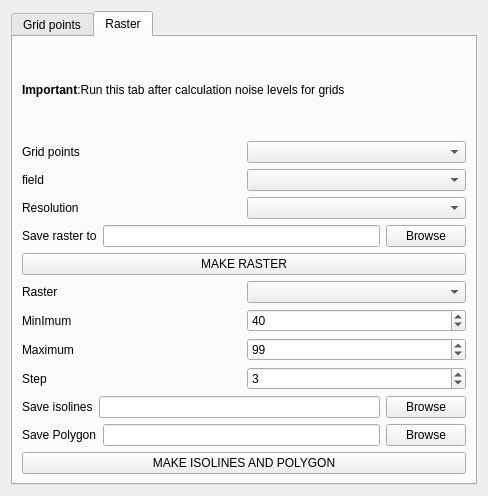
Qt form tools/ui_CreateGrid.ui (pierluigiderosa/openoise) before a commit.
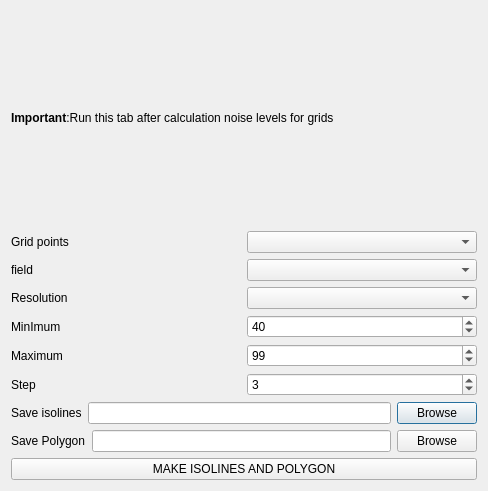
The same form after that commit. The open tabs and pages were chosen to show the change. Custom widgets are drawn as their Qt base class.

Commit message: create grid integratet in create receivers create contour and polygon simplified

```diff
--- a/tools/ui_CreateGrid.ui
+++ b/tools/ui_CreateGrid.ui
@@ -7,7 +7,7 @@
     <x>0</x>
     <y>0</y>
     <width>488</width>
-    <height>496</height>
+    <height>491</height>
    </rect>
   </property>
   <property name="windowTitle">
@@ -15,89 +15,73 @@
   </property>
   <layout class="QVBoxLayout" name="verticalLayout">
    <item>
-    <widget class="QTabWidget" name="tabWidget">
-     <property name="currentIndex">
-      <number>0</number>
+    <widget class="QLabel" name="label_14">
+     <property name="text">
+      <string>&lt;html&gt;&lt;head/&gt;&lt;body&gt;&lt;p&gt;&lt;span style=&quot; font-weight:600;&quot;&gt;Important&lt;/span&gt;:Run this tab after calculation noise levels for grids&lt;/p&gt;&lt;/body&gt;&lt;/html&gt;</string>
      </property>
-     <widget class="QWidget" name="crateGrid">
-      <attribute name="title">
+    </widget>
+   </item>
+   <item>
+    <layout class="QHBoxLayout" name="horizontalLayout_13">
+     <item>
+      <widget class="QLabel" name="label_7">
+       <property name="text">
        <string>Grid points</string>
-      </attribute>
-      <layout class="QVBoxLayout" name="verticalLayout_2">
-       <item>
-        <layout class="QHBoxLayout" name="horizontalLayout_6">
-         <item>
-          <widget class="QLabel" name="label_2">
-           <property name="text">
-            <string>Spacing</string>
            </property>
           </widget>
          </item>
          <item>
-          <widget class="QComboBox" name="resolution_comboBox"/>
+      <widget class="QgsMapLayerComboBox" name="layerTOrasterize_ComboBox"/>
          </item>
         </layout>
        </item>
        <item>
-        <layout class="QHBoxLayout" name="horizontalLayout_5">
+    <layout class="QHBoxLayout" name="horizontalLayout_8">
          <item>
-          <widget class="QLabel" name="label_3">
+      <widget class="QLabel" name="label_5">
            <property name="text">
-            <string>Extent layer</string>
+        <string>field</string>
            </property>
           </widget>
          </item>
          <item>
-          <widget class="QPushButton" name="extent_layer">
-           <property name="text">
-            <string>current extent</string>
-           </property>
-           <property name="checkable">
-            <bool>true</bool>
-           </property>
-          </widget>
-         </item>
-         <item>
-          <widget class="QgsMapLayerComboBox" name="overlayLayer_ComboBox"/>
-         </item>
+      <widget class="QgsFieldComboBox" name="fieldsLayer_ComboBox"/>
+     </item>
         </layout>
        </item>
        <item>
-        <layout class="QHBoxLayout" name="horizontalLayout_3">
+    <layout class="QHBoxLayout" name="horizontalLayout_10">
          <item>
-          <widget class="QLabel" name="label_6">
+      <widget class="QLabel" name="label_10">
            <property name="text">
-            <string>Save file</string>
+        <string>Resolution</string>
            </property>
           </widget>
          </item>
          <item>
-          <widget class="QLineEdit" name="gridpoint_lineEdit"/>
-         </item>
+      <widget class="QComboBox" name="resolution_raster_comboBox"/>
+     </item>
+    </layout>
+   </item>
          <item>
-          <widget class="QPushButton" name="gridSave_pushButton">
+    <layout class="QHBoxLayout" name="horizontalLayout_11">
+     <item>
+      <widget class="QLabel" name="label_11">
            <property name="text">
-            <string>Browse</string>
+        <string>MinImum</string>
            </property>
           </widget>
          </item>
-        </layout>
-       </item>
        <item>
-        <widget class="QPushButton" name="runGrid_pushButton">
-         <property name="text">
-          <string>MAKE POINTS GRID</string>
+      <widget class="QSpinBox" name="min_spinBox">
+       <property name="value">
+        <number>40</number>
          </property>
         </widget>
        </item>
       </layout>
-     </widget>
-     <widget class="QWidget" name="createRaster">
-      <attribute name="title">
-       <string>Raster</string>
-      </attribute>
-      <layout class="QGridLayout" name="gridLayout_2">
-       <item row="8" column="0">
+   </item>
+   <item>
         <layout class="QHBoxLayout" name="horizontalLayout_12">
          <item>
           <widget class="QLabel" name="label_13">
@@ -118,77 +102,7 @@
          </item>
         </layout>
        </item>
-       <item row="3" column="0">
-        <layout class="QHBoxLayout" name="horizontalLayout_10">
          <item>
-          <widget class="QLabel" name="label_10">
-           <property name="text">
-            <string>Resolution</string>
-           </property>
-          </widget>
-         </item>
-         <item>
-          <widget class="QComboBox" name="resolution_raster_comboBox"/>
-         </item>
-        </layout>
-       </item>
-       <item row="5" column="0">
-        <widget class="QPushButton" name="runRaster_pushButton">
-         <property name="text">
-          <string>MAKE RASTER</string>
-         </property>
-        </widget>
-       </item>
-       <item row="2" column="0">
-        <layout class="QHBoxLayout" name="horizontalLayout_8">
-         <item>
-          <widget class="QLabel" name="label_5">
-           <property name="text">
-            <string>field</string>
-           </property>
-          </widget>
-         </item>
-         <item>
-          <widget class="QgsFieldComboBox" name="fieldsLayer_ComboBox"/>
-         </item>
-        </layout>
-       </item>
-       <item row="1" column="0">
-        <layout class="QHBoxLayout" name="horizontalLayout_13">
-         <item>
-          <widget class="QLabel" name="label_7">
-           <property name="text">
-            <string>Grid points</string>
-           </property>
-          </widget>
-         </item>
-         <item>
-          <widget class="QgsMapLayerComboBox" name="layerTOrasterize_ComboBox"/>
-         </item>
-        </layout>
-       </item>
-       <item row="4" column="0">
-        <layout class="QHBoxLayout" name="horizontalLayout_7">
-         <item>
-          <widget class="QLabel" name="label_4">
-           <property name="text">
-            <string>Save raster to</string>
-           </property>
-          </widget>
-         </item>
-         <item>
-          <widget class="QLineEdit" name="raster_lineEdit"/>
-         </item>
-         <item>
-          <widget class="QPushButton" name="rasterSave_pushButton">
-           <property name="text">
-            <string>Browse</string>
-           </property>
-          </widget>
-         </item>
-        </layout>
-       </item>
-       <item row="9" column="0">
         <layout class="QHBoxLayout" name="horizontalLayout_4">
          <item>
           <widget class="QLabel" name="label">
@@ -206,7 +120,7 @@
          </item>
         </layout>
        </item>
-       <item row="10" column="0">
+   <item>
         <layout class="QHBoxLayout" name="horizontalLayout_9">
          <item>
           <widget class="QLabel" name="label_9">
@@ -227,46 +141,7 @@
          </item>
         </layout>
        </item>
-       <item row="6" column="0">
-        <layout class="QHBoxLayout" name="horizontalLayout">
          <item>
-          <widget class="QLabel" name="label_8">
-           <property name="text">
-            <string>Raster</string>
-           </property>
-          </widget>
-         </item>
-         <item>
-          <widget class="QgsMapLayerComboBox" name="rasterISOL_ComboBox"/>
-         </item>
-        </layout>
-       </item>
-       <item row="7" column="0">
-        <layout class="QHBoxLayout" name="horizontalLayout_11">
-         <item>
-          <widget class="QLabel" name="label_11">
-           <property name="text">
-            <string>MinImum</string>
-           </property>
-          </widget>
-         </item>
-         <item>
-          <widget class="QSpinBox" name="min_spinBox">
-           <property name="value">
-            <number>40</number>
-           </property>
-          </widget>
-         </item>
-        </layout>
-       </item>
-       <item row="12" column="0">
-        <widget class="QPushButton" name="runContPoly_pushButton">
-         <property name="text">
-          <string>MAKE ISOLINES AND POLYGON</string>
-         </property>
-        </widget>
-       </item>
-       <item row="11" column="0">
         <layout class="QHBoxLayout" name="horizontalLayout_2">
          <item>
           <widget class="QLabel" name="label_12">
@@ -287,15 +162,11 @@
          </item>
         </layout>
        </item>
-       <item row="0" column="0">
-        <widget class="QLabel" name="label_14">
+   <item>
+    <widget class="QPushButton" name="runContPoly_pushButton">
          <property name="text">
-          <string>&lt;html&gt;&lt;head/&gt;&lt;body&gt;&lt;p&gt;&lt;span style=&quot; font-weight:600;&quot;&gt;Important&lt;/span&gt;:Run this tab after calculation noise levels for grids&lt;/p&gt;&lt;/body&gt;&lt;/html&gt;</string>
-         </property>
-        </widget>
-       </item>
-      </layout>
-     </widget>
+      <string>MAKE ISOLINES AND POLYGON</string>
+     </property>
     </widget>
    </item>
   </layout>
```
Left out of the diff: 8 changed lines with no effect on the pictures. Lines whose indentation alone changed are shown as unchanged. The commit also changes 8 other files.
